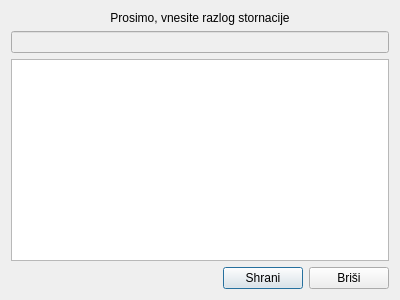
First picture: the form in razlog_stornacije.ui, repository bubi-luka/BubiRacun, before the edit.
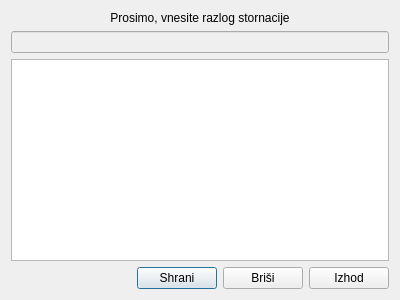
Second picture: the form after the edit.

```diff
--- a/razlog_stornacije.ui
+++ b/razlog_stornacije.ui
@@ -63,6 +63,13 @@
        </property>
       </widget>
      </item>
+     <item>
+      <widget class="QPushButton" name="btn_izhod">
+       <property name="text">
+        <string>Izhod</string>
+       </property>
+      </widget>
+     </item>
     </layout>
    </item>
   </layout>
```
